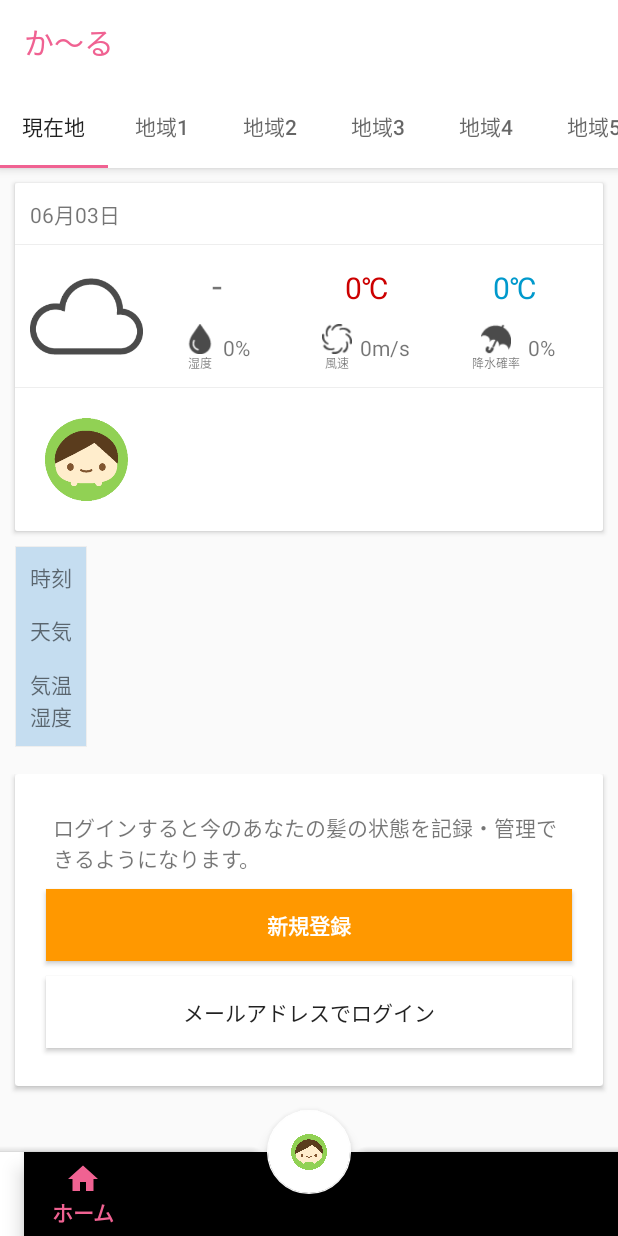
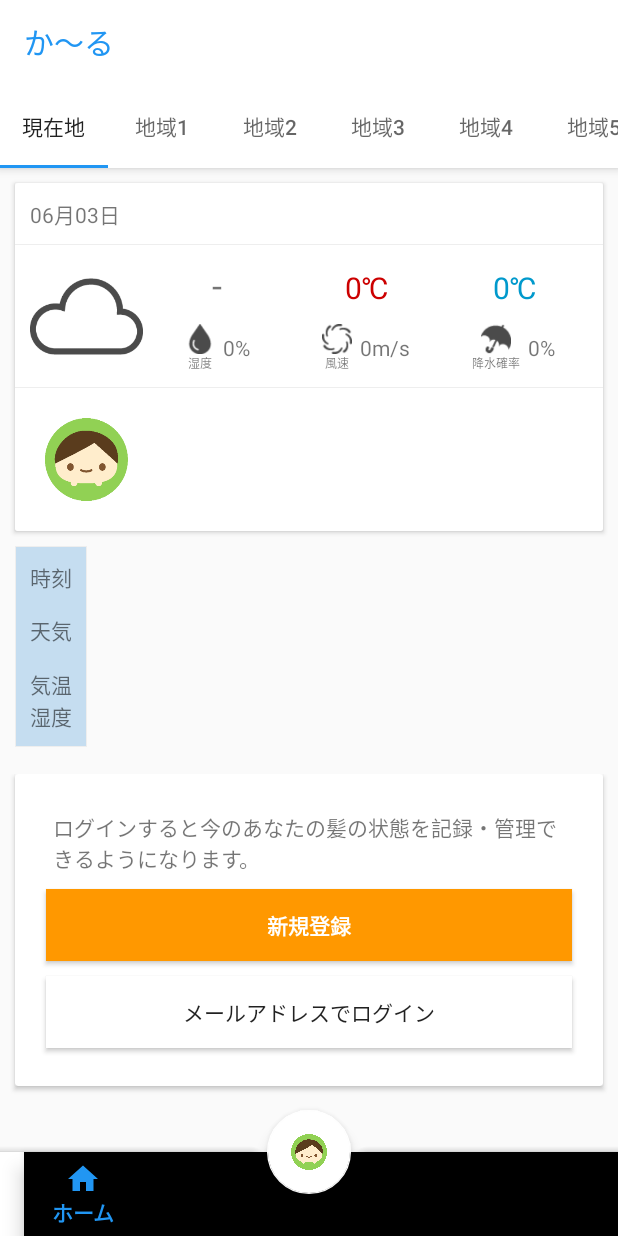
Before and after one commit to h3birth/CurlKusegeApp, an Android app: the screen it shows after launch (MainActivity), on a phone screen of 412 x 824 dp. Run offline under Robolectric (Android 15) with nearby library versions, the phone set to English and light mode, and no system bars; our stand-ins replace Dagger/Hilt's generated code, Room's generated code, RxJava, Timber, data binding; libraries missing offline, so code that uses them is left out: com.daasuu.bl, com.jakewharton.retrofit2; plain views replace BubbleLayout, ViewRevealAnimator; pictures from the network do not load; 1 statement that could not run was skipped.

Commit message:
set theme

```diff
--- a/app/src/main/AndroidManifest.xml
+++ b/app/src/main/AndroidManifest.xml
@@ -17,7 +17,7 @@
         android:label="@string/app_name"
         android:roundIcon="@mipmap/ic_launcher_round"
         android:supportsRtl="true"
-        android:theme="@style/PinkTheme"
+        android:theme="@style/BlueTheme"
         tools:ignore="HardcodedDebugMode">
         <activity android:name=".ui.setting.app.AppSettingActivity"></activity>
         <activity android:name=".ui.setting.account.AccountActivity" />
--- a/app/src/main/java/birth/h3/app/curl_kusegeapp/CurlApp.kt
+++ b/app/src/main/java/birth/h3/app/curl_kusegeapp/CurlApp.kt
@@ -38,6 +38,11 @@ class CurlApp : Application() {
         return pref.getInt(key, 0)
     }
 
+    fun getPrefTheme(): Int {
+        val pref: SharedPreferences = getSharedPreferences(getString(R.string.shared_preferense), Context.MODE_PRIVATE)
+        return pref.getInt(getString(R.string.pref_theme), R.style.BlueTheme)
+    }
+
     fun putPrefInt(key: String, value: Int) {
         val pref: SharedPreferences = getSharedPreferences(getString(R.string.shared_preferense), Context.MODE_PRIVATE)
         pref.edit().putInt(key, value).apply()
--- a/app/src/main/java/birth/h3/app/curl_kusegeapp/MainActivity.kt
+++ b/app/src/main/java/birth/h3/app/curl_kusegeapp/MainActivity.kt
@@ -25,9 +25,16 @@ class MainActivity : AppCompatActivity() {
     @Inject
     lateinit var viewModel: MainViewModel
 
+    private val curlApp by lazy { (applicationContext as CurlApp) }
+
+    private var lastTheme: Int? = null
+
     override fun onCreate(savedInstanceState: Bundle?) {
         super.onCreate(savedInstanceState)
-        (applicationContext as CurlApp).component.inject(this)
+        curlApp.component.inject(this)
+
+        lastTheme = curlApp.getPrefTheme()
+        setTheme(curlApp.getPrefTheme())
 
         val binding: ActivityMainBinding = DataBindingUtil.setContentView(this, R.layout.activity_main)
         binding.setLifecycleOwner(this)
@@ -125,5 +132,9 @@ class MainActivity : AppCompatActivity() {
     override fun onResume() {
         super.onResume()
         viewModel.getUser()
+        if(lastTheme != curlApp.getPrefTheme()){
+            finish()
+            startActivity(Intent(this, MainActivity::class.java))
+        }
     }
 }
```
